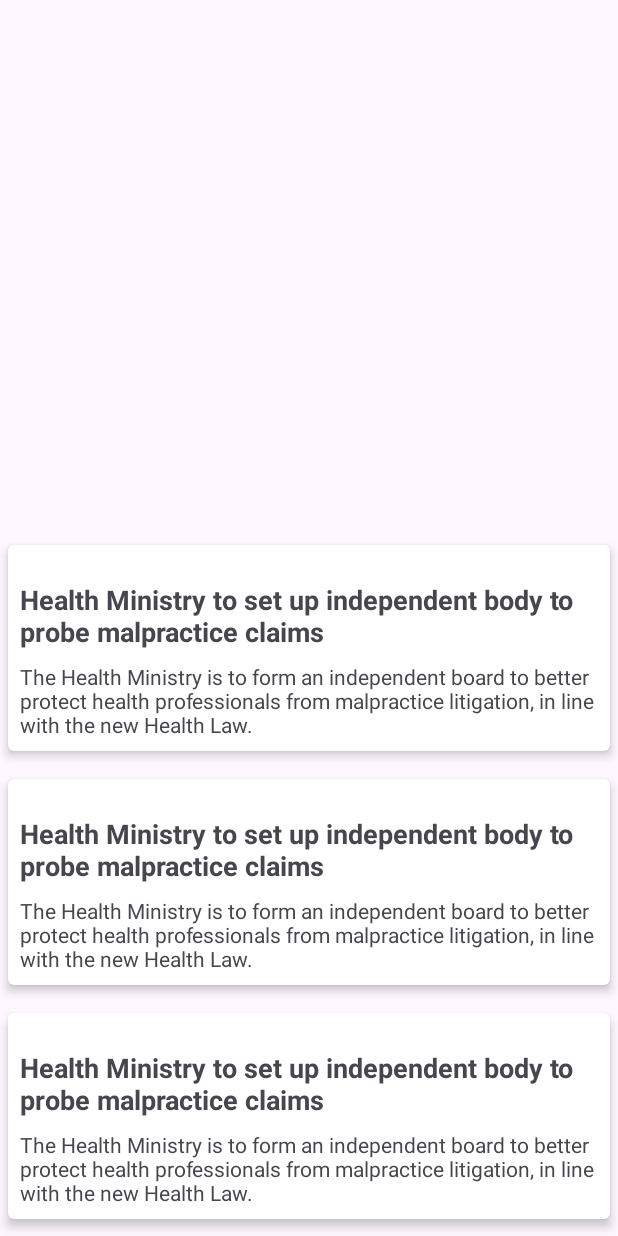
After one commit to dianprsty/NewsMobileApp, an Android app: the layout activity_news_list_by_category.xml on its own in the app's theme, with its tools: preview values and no code run, on a phone screen of 412 x 824 dp. The commit adds this screen. Run offline under Robolectric (Android 15) with nearby library versions, the phone set to English and light mode, and no system bars.

Commit message:
feat : add list news by category screen

```diff
--- a/app/src/main/java/id/dianprasetyo/newsmobileapp/adapter/AdapterNewsDetail.kt
+++ /dev/null
@@ -1,4 +0,0 @@
-package id.dianprasetyo.newsmobileapp.adapter
-
-class AdapterNewsDetail {
-}
--- /dev/null
+++ b/app/src/main/java/id/dianprasetyo/newsmobileapp/model/CategoryModel.kt
@@ -0,0 +1,4 @@
+package id.dianprasetyo.newsmobileapp.model
+
+data class CategoryModel(val categoryName: String, val categoryImg: Int, val categoryUrl : String) {
+}
--- a/app/src/main/java/id/dianprasetyo/newsmobileapp/model/GridViewModal.kt
+++ /dev/null
@@ -1,4 +0,0 @@
-package id.dianprasetyo.newsmobileapp.model
-
-data class GridViewModal(val categoryName: String, val categoryImg: Int, val categoryUrl : String) {
-}
--- /dev/null
+++ b/app/src/main/res/layout/activity_news_list_by_category.xml
@@ -0,0 +1,27 @@
+<?xml version="1.0" encoding="utf-8"?>
+<androidx.constraintlayout.widget.ConstraintLayout xmlns:android="http://schemas.android.com/apk/res/android"
+    xmlns:app="http://schemas.android.com/apk/res-auto"
+    xmlns:tools="http://schemas.android.com/tools"
+    android:layout_width="match_parent"
+    android:layout_height="match_parent"
+    tools:context=".ui.NewsListByCategoryActivity">
+    <ProgressBar
+        android:id="@+id/progressBar"
+        style="?android:attr/progressBarStyle"
+        android:layout_width="wrap_content"
+        android:layout_height="wrap_content"
+        android:visibility="gone"
+        app:layout_constraintBottom_toBottomOf="parent"
+        app:layout_constraintEnd_toEndOf="parent"
+        app:layout_constraintStart_toStartOf="parent"
+        app:layout_constraintTop_toTopOf="parent"
+        tools:visibility="visible" />
+    <androidx.recyclerview.widget.RecyclerView
+        android:id="@+id/rv_news_list"
+        android:layout_width="match_parent"
+        android:layout_height="wrap_content"
+        tools:listitem="@layout/item_row_news"
+        android:layout_marginTop="48dp"
+        android:paddingTop="24dp"
+        app:layout_constraintBottom_toBottomOf="parent"/>
+</androidx.constraintlayout.widget.ConstraintLayout>
--- a/app/src/main/res/layout/item_grid_view_home.xml
+++ b/app/src/main/res/layout/item_grid_view_home.xml
@@ -7,6 +7,7 @@
     android:layout_gravity="center">
 
     <LinearLayout
+        android:id="@+id/ll_grid"
         android:layout_width="match_parent"
         android:layout_height="wrap_content"
         app:layout_constraintTop_toTopOf="parent"
```
Also changed, not shown: app/src/main/AndroidManifest.xml (+6 -3 lines), app/src/main/java/id/dianprasetyo/newsmobileapp/adapter/AdapterGridHome.kt (+20 -18 lines), app/src/main/java/id/dianprasetyo/newsmobileapp/factory/ViewModelFactory.kt (+5 -3 lines), app/src/main/java/id/dianprasetyo/newsmobileapp/ui/HomeFragment.kt (+12 -14 lines), app/src/main/java/id/dianprasetyo/newsmobileapp/ui/NewsListByCategoryActivity.kt (added, +97 -0 lines), app/src/main/java/id/dianprasetyo/newsmobileapp/viewmodel/NewsListByCategoryViewModel.kt (added, +21 -0 lines).
